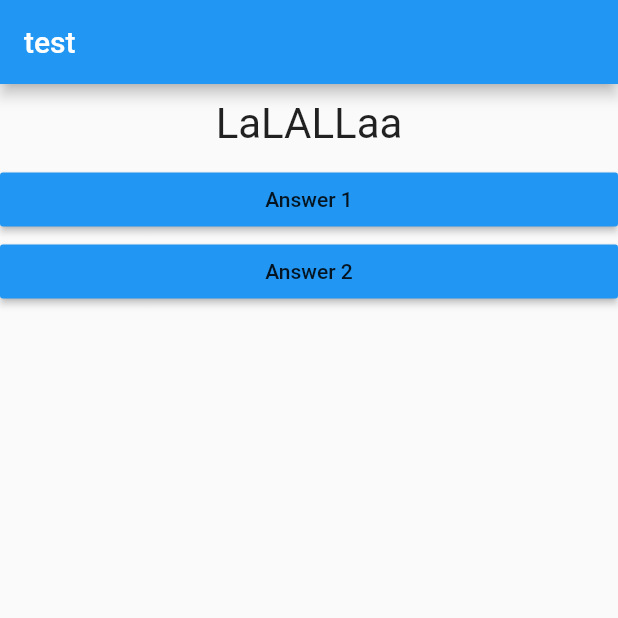
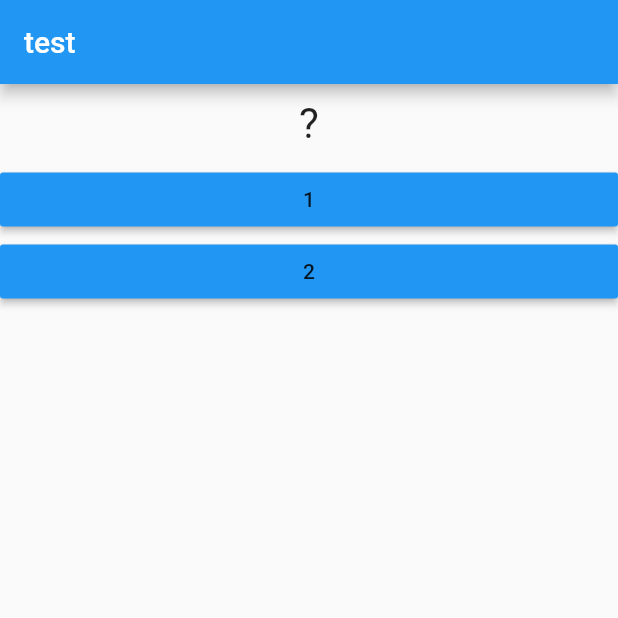
Before and after one commit to pri-branbilla/quiz, a Flutter app: the screen it shows after launch, on a phone screen of 412 x 824 dp, the top half of it. Run offline on Flutter 3.47's test engine with Material 2 defaults, Android fonts, the phone set to English and light mode, and no system bars.

Commit message:
add map for questions / answers

```diff
--- a/lib/main.dart
+++ b/lib/main.dart
@@ -23,7 +23,24 @@ class _MyAppState extends State<MyApp> {
 
   @override
   Widget build(BuildContext context) {
-    var strings = ['LaLALLaa', '??????', 'aieufhgaevg', 'AAAAA'];
+    var questions = [
+      {
+        'questionText': '?',
+        'answers': ['1', '2']
+      },
+      {
+        'questionText': '??',
+        'answers': ['3', '4']
+      },
+      {
+        'questionText': '???',
+        'answers': ['5', '6']
+      },
+      {
+        'questionText': '????',
+        'answers': ['7', '8']
+      },
+    ];
     return MaterialApp(
         home: Scaffold(
       appBar: AppBar(
@@ -31,9 +48,10 @@ class _MyAppState extends State<MyApp> {
       ),
       body: Column(
         children: [
-          Question(strings[_questionIndex]),
-          Answer('Answer 1', _answerQuestion),
-          Answer('Answer 2', _answerQuestion),
+          Question(questions[_questionIndex]['questionText']),
+          ...(questions[_questionIndex]['answers'] as List<String>).map((answer) {
+            return Answer(answer, _answerQuestion);
+          }).toList(),
         ],
       ),
     ));
--- a/pubspec.yaml
+++ b/pubspec.yaml
@@ -14,7 +14,7 @@ description: A new Flutter project.
 version: 1.0.0+1
 
 environment:
-  sdk: ">=2.1.0 <3.0.0"
+  sdk: ">=2.2.2 <3.0.0"
 
 dependencies:
   flutter:
```
